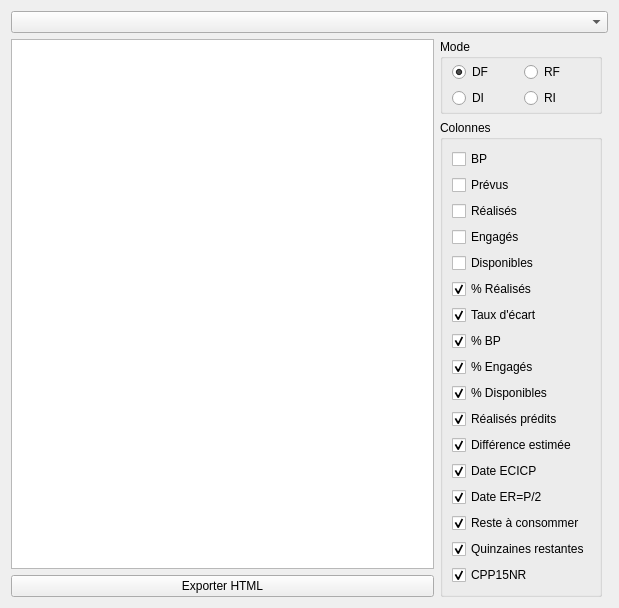
Before: the Qt Designer form formreportingsupervision.ui in GiPiLab/ProtonClassicSuite, drawn with Qt 5.
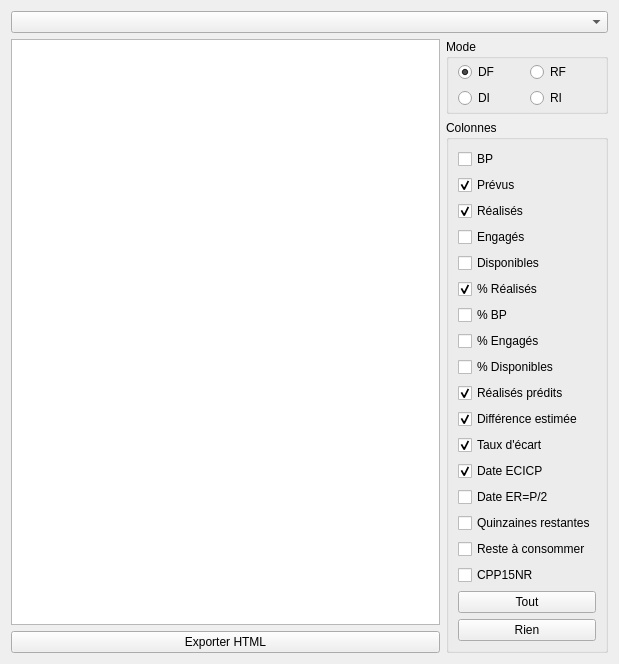
After: the same form once the commit is applied. Icons and pictures are not drawn.

```diff
--- a/formreportingsupervision.ui
+++ b/formreportingsupervision.ui
@@ -42,9 +42,6 @@
      </attribute>
     </widget>
    </item>
-   <item row="0" column="1" colspan="3">
-    <widget class="QComboBox" name="comboListReportings"/>
-   </item>
    <item row="2" column="2">
     <widget class="QGroupBox" name="groupBoxMode">
      <property name="sizePolicy">
@@ -122,6 +119,9 @@
         <property name="text">
          <string>Prévus</string>
         </property>
+        <property name="checked">
+         <bool>true</bool>
+        </property>
        </widget>
       </item>
       <item>
@@ -129,6 +129,9 @@
         <property name="text">
          <string>Réalisés</string>
         </property>
+        <property name="checked">
+         <bool>true</bool>
+        </property>
        </widget>
       </item>
       <item>
@@ -158,16 +161,6 @@
         </property>
        </widget>
       </item>
-      <item>
-       <widget class="QCheckBox" name="checkBoxTauxEcart">
-        <property name="text">
-         <string>Taux d'écart</string>
-        </property>
-        <property name="checked">
-         <bool>true</bool>
-        </property>
-       </widget>
-      </item>
       <item>
        <widget class="QCheckBox" name="checkBoxVariationBP">
         <property name="toolTip">
@@ -177,7 +170,7 @@
          <string>% BP</string>
         </property>
         <property name="checked">
-         <bool>true</bool>
+         <bool>false</bool>
         </property>
        </widget>
       </item>
@@ -190,7 +183,7 @@
          <string>% Engagés</string>
         </property>
         <property name="checked">
-         <bool>true</bool>
+         <bool>false</bool>
         </property>
        </widget>
       </item>
@@ -203,14 +196,14 @@
          <string>% Disponibles</string>
         </property>
         <property name="checked">
-         <bool>true</bool>
+         <bool>false</bool>
         </property>
        </widget>
       </item>
       <item>
        <widget class="QCheckBox" name="checkBoxRealisePredit">
         <property name="toolTip">
-         <string>&lt;html&gt;&lt;head/&gt;&lt;body&gt;&lt;p&gt;Quantité de réalisés qui seront consommés à la fin de l'année en suivant le rythme actuel&lt;/p&gt;&lt;/body&gt;&lt;/html&gt;</string>
+         <string>&lt;html&gt;&lt;head/&gt;&lt;body&gt;&lt;p&gt;Quantité de réalisés qui seront consommés à la fin de l'année en suivant le rythme actuel (= réalisés / nombre_de_jours_depuis_le_début_d'année * 365)&lt;/p&gt;&lt;p&gt;&lt;br/&gt;&lt;/p&gt;&lt;/body&gt;&lt;/html&gt;</string>
         </property>
         <property name="text">
          <string>Réalisés prédits</string>
@@ -233,6 +226,19 @@
         </property>
        </widget>
       </item>
+      <item>
+       <widget class="QCheckBox" name="checkBoxTauxEcart">
+        <property name="toolTip">
+         <string>&lt;html&gt;&lt;head/&gt;&lt;body&gt;&lt;p&gt;Taux d'écart entre les crédits prévus et le réalisé prévisionnel de fin d'exercice.&lt;/p&gt;&lt;p&gt;Taux d'écart = (réalisé_prévisonnel - crédits_prévus)/crédits_prévus * 100&lt;/p&gt;&lt;p&gt;avec réalisé_prévisionnel = réalisés / nombre_de_jours_depuis_le_début_d'année * 365&lt;/p&gt;&lt;/body&gt;&lt;/html&gt;</string>
+        </property>
+        <property name="text">
+         <string>Taux d'écart</string>
+        </property>
+        <property name="checked">
+         <bool>true</bool>
+        </property>
+       </widget>
+      </item>
       <item>
        <widget class="QCheckBox" name="checkBoxDECICO">
         <property name="toolTip">
@@ -255,20 +261,7 @@
          <string>Date ER=P/2</string>
         </property>
         <property name="checked">
-         <bool>true</bool>
-        </property>
-       </widget>
-      </item>
-      <item>
-       <widget class="QCheckBox" name="checkBoxRAC">
-        <property name="toolTip">
-         <string>&lt;html&gt;&lt;head/&gt;&lt;body&gt;&lt;p&gt;Crédits restant à consommer&lt;/p&gt;&lt;/body&gt;&lt;/html&gt;</string>
-        </property>
-        <property name="text">
-         <string>Reste à consommer</string>
-        </property>
-        <property name="checked">
-         <bool>true</bool>
+         <bool>false</bool>
         </property>
        </widget>
       </item>
@@ -281,26 +274,56 @@
          <string>Quinzaines restantes</string>
         </property>
         <property name="checked">
-         <bool>true</bool>
+         <bool>false</bool>
+        </property>
+       </widget>
+      </item>
+      <item>
+       <widget class="QCheckBox" name="checkBoxRAC">
+        <property name="toolTip">
+         <string>&lt;html&gt;&lt;head/&gt;&lt;body&gt;&lt;p&gt;Crédits restant à consommer (=prévus-réalisés)&lt;/p&gt;&lt;/body&gt;&lt;/html&gt;</string>
+        </property>
+        <property name="text">
+         <string>Reste à consommer</string>
+        </property>
+        <property name="checked">
+         <bool>false</bool>
         </property>
        </widget>
       </item>
       <item>
        <widget class="QCheckBox" name="checkBoxCPP15N">
         <property name="toolTip">
-         <string>&lt;html&gt;&lt;head/&gt;&lt;body&gt;&lt;p&gt;Consommé Prévu Par Quinzaine Restante&lt;/p&gt;&lt;/body&gt;&lt;/html&gt;</string>
+         <string>&lt;html&gt;&lt;head/&gt;&lt;body&gt;&lt;p&gt;Consommé Prévu Par Quinzaine Restante (=reste à consommer / quinzaines restantes)&lt;/p&gt;&lt;/body&gt;&lt;/html&gt;</string>
         </property>
         <property name="text">
          <string>CPP15NR</string>
         </property>
         <property name="checked">
-         <bool>true</bool>
+         <bool>false</bool>
+        </property>
+       </widget>
+      </item>
+      <item>
+       <widget class="QPushButton" name="pushButtonSelectAll">
+        <property name="text">
+         <string>Tout</string>
+        </property>
+       </widget>
+      </item>
+      <item>
+       <widget class="QPushButton" name="pushButtonSelectNone">
+        <property name="text">
+         <string>Rien</string>
         </property>
        </widget>
       </item>
      </layout>
     </widget>
    </item>
+   <item row="0" column="1" colspan="2">
+    <widget class="QComboBox" name="comboListReportings"/>
+   </item>
   </layout>
  </widget>
  <resources>
```
